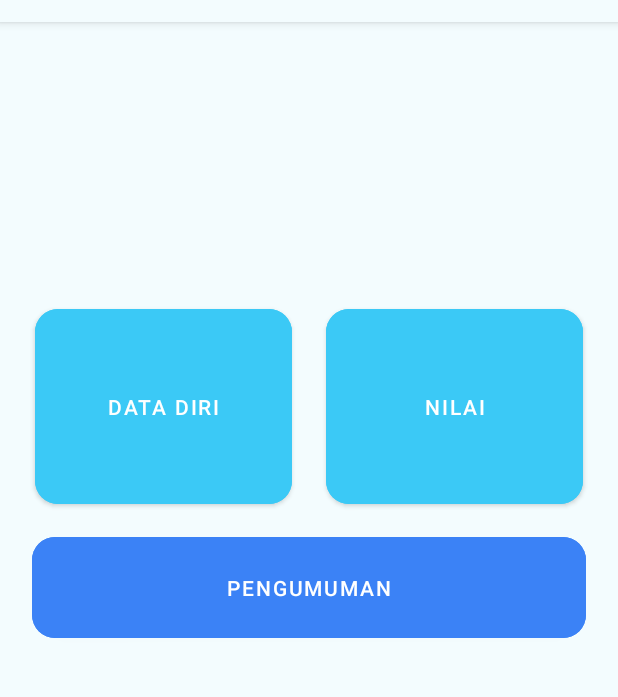
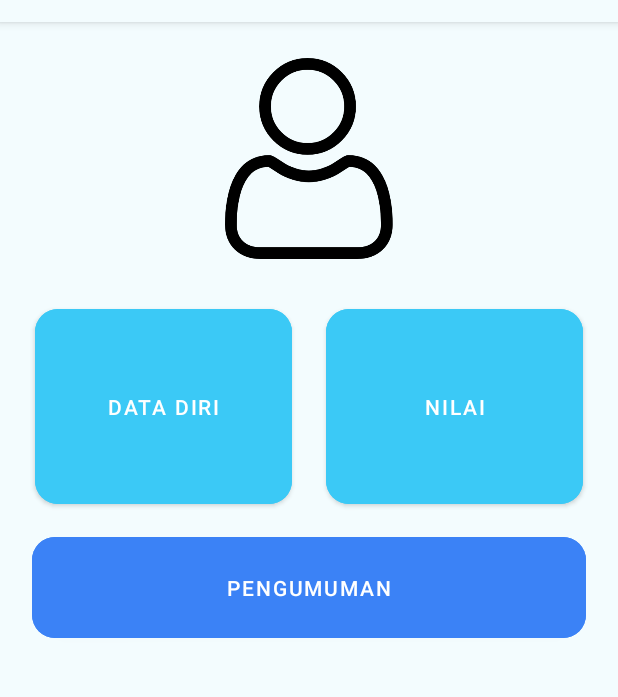
Before and after one commit to thoriqadillah/ppdb-papb, an Android app: the screen it shows after launch once a user with an empty profile is signed in (HalamanUtama), on a phone screen of 412 x 824 dp, the part 62-759 px from its top. Run offline under Robolectric (Android 15) with nearby library versions, the phone set to English and light mode, and no system bars; our stand-ins replace Firebase (no records; nobody signed in at launch, a user with empty details on screens opened directly); pictures from the network do not load; Roboto replaces fonts that are not available here.

```diff
--- a/app/build.gradle
+++ b/app/build.gradle
@@ -40,4 +40,5 @@ dependencies {
     androidTestImplementation 'androidx.test.ext:junit:1.1.3'
     androidTestImplementation 'androidx.test.espresso:espresso-core:3.4.0'
     implementation 'de.hdodenhof:circleimageview:3.1.0'
+    implementation 'com.github.bumptech.glide:glide:4.8.0'
 }
--- a/app/src/main/java/com/example/ppdb/HalamanUtama.java
+++ b/app/src/main/java/com/example/ppdb/HalamanUtama.java
@@ -10,20 +10,42 @@ import androidx.drawerlayout.widget.DrawerLayout;
 
 import android.content.DialogInterface;
 import android.content.Intent;
+import android.graphics.Bitmap;
+import android.graphics.BitmapFactory;
 import android.graphics.Color;
+import android.net.Uri;
 import android.os.Bundle;
 import android.text.Html;
 import android.view.MenuItem;
 import android.view.View;
 import android.widget.Button;
+import android.widget.ImageView;
+import android.widget.Toast;
 
+import com.bumptech.glide.Glide;
+import com.google.android.gms.tasks.OnFailureListener;
+import com.google.android.gms.tasks.OnSuccessListener;
 import com.google.android.material.navigation.NavigationView;
 import com.google.firebase.auth.FirebaseAuth;
+import com.google.firebase.auth.FirebaseUser;
+import com.google.firebase.storage.FileDownloadTask;
+import com.google.firebase.storage.FirebaseStorage;
+import com.google.firebase.storage.StorageReference;
+
+import java.io.File;
+import java.io.IOException;
 
 public class HalamanUtama extends AppCompatActivity  implements NavigationView.OnNavigationItemSelectedListener, View.OnClickListener {
 
     private DrawerLayout drawer;
     Button idLogout, btnDataDiri, btnNilai, btnPengumuman;
+    ImageView imgProfile;
+
+    FirebaseAuth firebaseAuth = FirebaseAuth.getInstance();
+    FirebaseUser userSiswa = firebaseAuth.getCurrentUser();
+
+    FirebaseStorage storage = FirebaseStorage.getInstance();
+    StorageReference storageRefProfile;
 
     @Override
     protected void onCreate(Bundle savedInstanceState) {
@@ -38,6 +60,8 @@ public class HalamanUtama extends AppCompatActivity  implements NavigationView.O
         NavigationView navigationView = findViewById(R.id.idNav_view);
         navigationView.setNavigationItemSelectedListener(this);
 
+        imgProfile = findViewById(R.id.imgProfile);
+
         btnDataDiri = findViewById(R.id.btnDataDiri);
         btnNilai = findViewById(R.id.btnNilai);
         btnPengumuman = findViewById(R.id.btnPengumuman);
@@ -50,6 +74,41 @@ public class HalamanUtama extends AppCompatActivity  implements NavigationView.O
                 R.string.navigation_drawer_open, R.string.navigation_drawer_close);
         drawer.addDrawerListener(toggle);
         toggle.syncState();
+
+        storageRefProfile = storage.getReference(userSiswa.getUid() + "/Foto/" + userSiswa.getUid());
+
+        storageRefProfile.getDownloadUrl().addOnSuccessListener(new OnSuccessListener<Uri>() {
+            @Override
+            public void onSuccess(Uri uri) {
+                String imageURL = uri.toString();
+                Glide.with(getApplicationContext()).load(imageURL).into(imgProfile);
+            }
+        }).addOnFailureListener(new OnFailureListener() {
+            @Override
+            public void onFailure(@NonNull Exception exception) {
+                // Handle any errors
+            }
+        });
+
+
+//        try {
+//            File localfile = File.createTempFile("tempfileProfile", ".jpg");
+//            storageRefProfile.getFile(localfile).addOnSuccessListener(new OnSuccessListener<FileDownloadTask.TaskSnapshot>() {
+//                @Override
+//                public void onSuccess(FileDownloadTask.TaskSnapshot taskSnapshot) {
+//                    Bitmap bitmap = BitmapFactory.decodeFile(localfile.getAbsolutePath());
+//                    imgProfile.setImageBitmap(bitmap);
+//
+//                }
+//            }).addOnFailureListener(new OnFailureListener() {
+//                @Override
+//                public void onFailure(@NonNull Exception e) {
+//
+//                }
+//            });
+//        } catch (IOException e){
+//
+//        }
     }
     @Override
     public boolean onNavigationItemSelected(@NonNull MenuItem item) {
@@ -111,4 +170,6 @@ public class HalamanUtama extends AppCompatActivity  implements NavigationView.O
             startActivity(intent);
         }
     }
+
+
 }
--- a/app/src/main/java/com/example/ppdb/dataDiri.java
+++ b/app/src/main/java/com/example/ppdb/dataDiri.java
@@ -37,6 +37,7 @@ public class dataDiri extends AppCompatActivity  implements View.OnClickListener
     EditText inputNISN, inputNamalkp, inputTempatLahir, inputTanggalLahir, inputjenis, inputAgama, inputKota, inputAsalSekolah, inputAlamat;
     TextView tvFoto;
     Button btnImgFoto, btnSimpanDataDiri;
+
     private static final int RC_FOTO = 0;
     public Uri imageUriFoto;
 
@@ -65,6 +66,8 @@ public class dataDiri extends AppCompatActivity  implements View.OnClickListener
         inputAgama = findViewById(R.id.inputAgama);
         inputKota = findViewById(R.id.inputKota);
         inputAsalSekolah = findViewById(R.id.inputAsalSekolah);
+
+
 
         btnImgFoto = findViewById(R.id.btnImgFoto);
         btnImgFoto.setOnClickListener(this);
--- a/app/src/main/res/layout/activity_halaman_utama.xml
+++ b/app/src/main/res/layout/activity_halaman_utama.xml
@@ -79,6 +79,16 @@
             app:layout_constraintStart_toStartOf="@+id/btnDataDiri"
             app:layout_constraintTop_toBottomOf="@+id/btnDataDiri" />
 
+        <ImageView
+            android:id="@+id/imgProfile"
+            android:layout_width="141dp"
+            android:layout_height="134dp"
+            android:layout_marginTop="80dp"
+            app:layout_constraintEnd_toEndOf="parent"
+            app:layout_constraintStart_toStartOf="parent"
+            app:layout_constraintTop_toTopOf="parent"
+            app:srcCompat="@drawable/user__1_" />
+
 
     </androidx.constraintlayout.widget.ConstraintLayout>
 
```
Also changed, not shown: app/src/main/res/drawable/user__1_.png (added).
